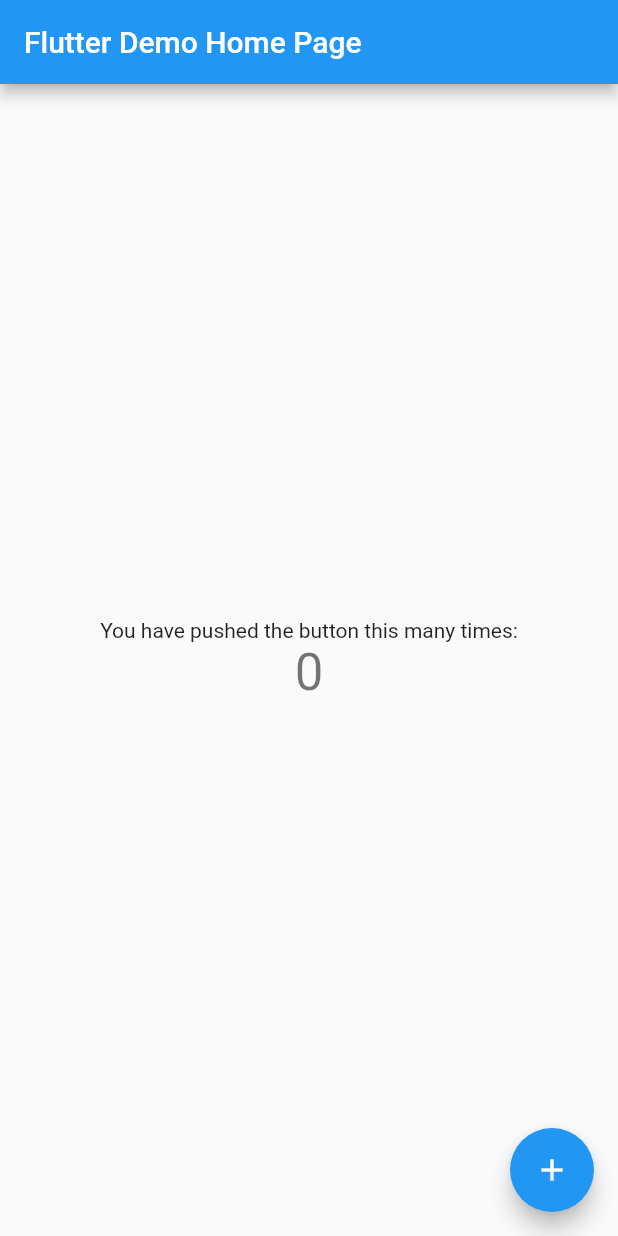
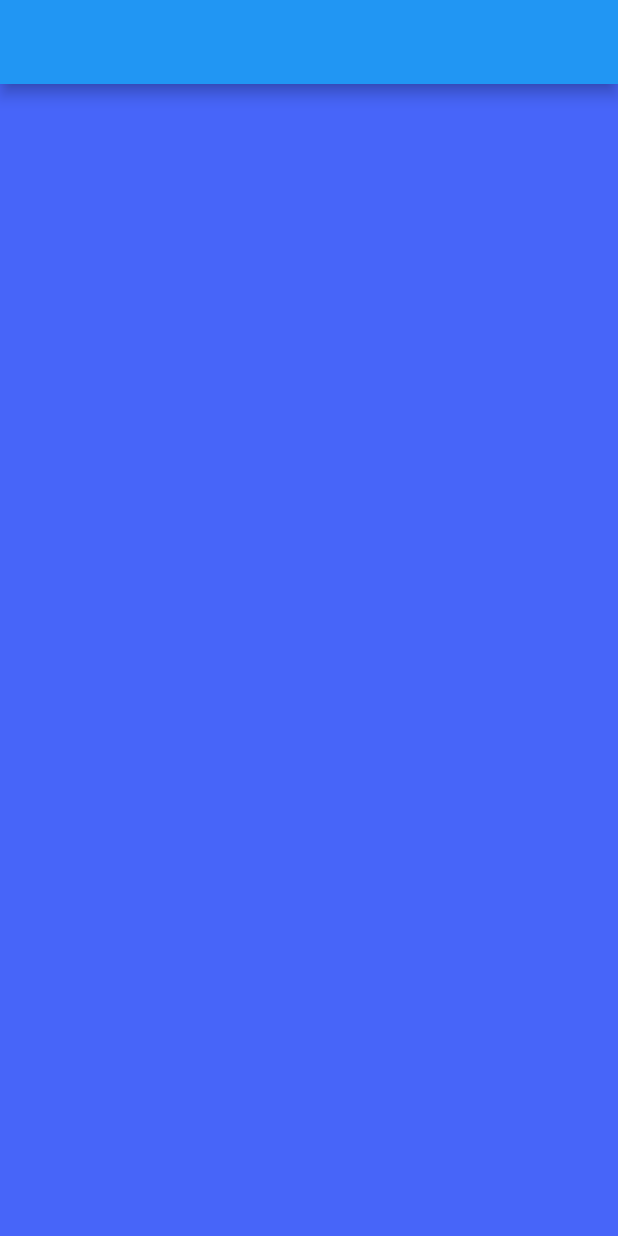
Before and after one commit to PrabeshPP/crypto_app, a Flutter app: the screen it shows after launch, on a phone screen of 412 x 824 dp. Run offline on Flutter 3.47's test engine with Material 2 defaults, Android fonts, the phone set to English and light mode, and no system bars.

Commit message:
onboarding screen

```diff
--- a/lib/main.dart
+++ b/lib/main.dart
@@ -1,3 +1,4 @@
+import 'package:crypto_app/onboarding_screen/welcome_page.dart';
 import 'package:flutter/material.dart';
 
 void main() {
@@ -7,109 +8,10 @@ void main() {
 class MyApp extends StatelessWidget {
   const MyApp({Key? key}) : super(key: key);
 
-  // This widget is the root of your application.
   @override
   Widget build(BuildContext context) {
-    return MaterialApp(
-      title: 'Flutter Demo',
-      theme: ThemeData(
-        // This is the theme of your application.
-        //
-        // Try running your application with "flutter run". You'll see the
-        // application has a blue toolbar. Then, without quitting the app, try
-        // changing the primarySwatch below to Colors.green and then invoke
-        // "hot reload" (press "r" in the console where you ran "flutter run",
-        // or simply save your changes to "hot reload" in a Flutter IDE).
-        // Notice that the counter didn't reset back to zero; the application
-        // is not restarted.
-        primarySwatch: Colors.blue,
-      ),
-      home: const MyHomePage(title: 'Flutter Demo Home Page'),
+    return const MaterialApp(
+      home: WelcomePage(),
     );
   }
 }
-
-class MyHomePage extends StatefulWidget {
-  const MyHomePage({Key? key, required this.title}) : super(key: key);
-
-  // This widget is the home page of your application. It is stateful, meaning
-  // that it has a State object (defined below) that contains fields that affect
-  // how it looks.
-
-  // This class is the configuration for the state. It holds the values (in this
-  // case the title) provided by the parent (in this case the App widget) and
-  // used by the build method of the State. Fields in a Widget subclass are
-  // always marked "final".
-
-  final String title;
-
-  @override
-  State<MyHomePage> createState() => _MyHomePageState();
-}
-
-class _MyHomePageState extends State<MyHomePage> {
-  int _counter = 0;
-
-  void _incrementCounter() {
-    setState(() {
-      // This call to setState tells the Flutter framework that something has
-      // changed in this State, which causes it to rerun the build method below
-      // so that the display can reflect the updated values. If we changed
-      // _counter without calling setState(), then the build method would not be
-      // called again, and so nothing would appear to happen.
-      _counter++;
-    });
-  }
-
-  @override
-  Widget build(BuildContext context) {
-    // This method is rerun every time setState is called, for instance as done
-    // by the _incrementCounter method above.
-    //
-    // The Flutter framework has been optimized to make rerunning build methods
-    // fast, so that you can just rebuild anything that needs updating rather
-    // than having to individually change instances of widgets.
-    return Scaffold(
-      appBar: AppBar(
-        // Here we take the value from the MyHomePage object that was created by
-        // the App.build method, and use it to set our appbar title.
-        title: Text(widget.title),
-      ),
-      body: Center(
-        // Center is a layout widget. It takes a single child and positions it
-        // in the middle of the parent.
-        child: Column(
-          // Column is also a layout widget. It takes a list of children and
-          // arranges them vertically. By default, it sizes itself to fit its
-          // children horizontally, and tries to be as tall as its parent.
-          //
-          // Invoke "debug painting" (press "p" in the console, choose the
-          // "Toggle Debug Paint" action from the Flutter Inspector in Android
-          // Studio, or the "Toggle Debug Paint" command in Visual Studio Code)
-          // to see the wireframe for each widget.
-          //
-          // Column has various properties to control how it sizes itself and
-          // how it positions its children. Here we use mainAxisAlignment to
-          // center the children vertically; the main axis here is the vertical
-          // axis because Columns are vertical (the cross axis would be
-          // horizontal).
-          mainAxisAlignment: MainAxisAlignment.center,
-          children: <Widget>[
-            const Text(
-              'You have pushed the button this many times:',
-            ),
-            Text(
-              '$_counter',
-              style: Theme.of(context).textTheme.headline4,
-            ),
-          ],
-        ),
-      ),
-      floatingActionButton: FloatingActionButton(
-        onPressed: _incrementCounter,
-        tooltip: 'Increment',
-        child: const Icon(Icons.add),
-      ), // This trailing comma makes auto-formatting nicer for build methods.
-    );
-  }
-}
--- /dev/null
+++ b/lib/onboarding_screen/welcome_page.dart
@@ -0,0 +1,20 @@
+import 'package:flutter/material.dart';
+import 'package:flutter/src/foundation/key.dart';
+import 'package:flutter/src/widgets/framework.dart';
+
+class WelcomePage extends StatelessWidget {
+  const WelcomePage({Key? key}) : super(key: key);
+
+  @override
+  Widget build(BuildContext context) {
+    Size size = MediaQuery.of(context).size;
+    return Scaffold(
+      appBar: AppBar(),
+      body: Container(
+        height: size.height,
+        width: size.width,
+        color:const Color.fromARGB(255, 71, 101, 249),
+      ),
+    );
+  }
+}
```
Also changed, not shown: 1 other file.
